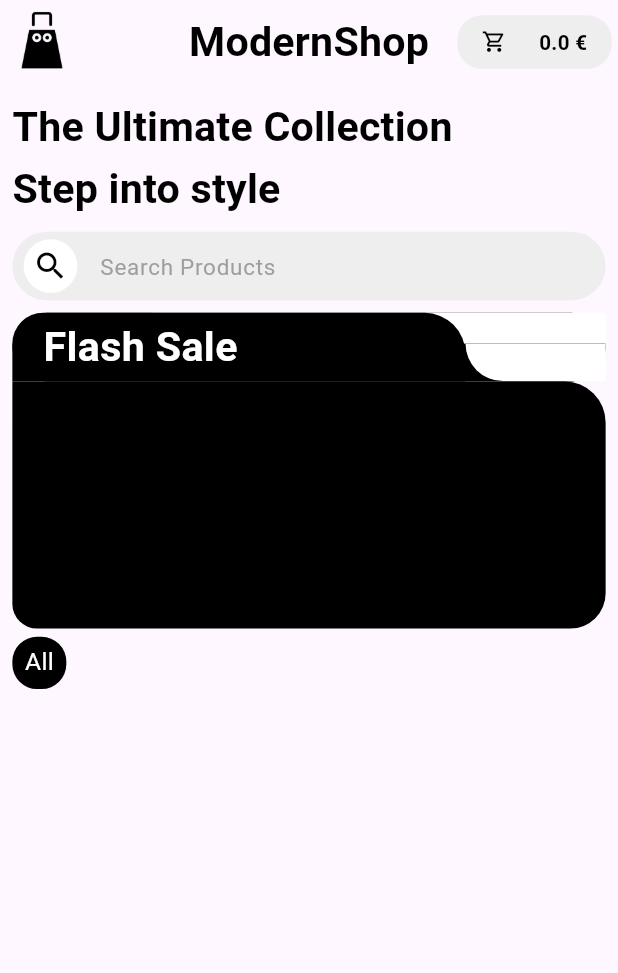
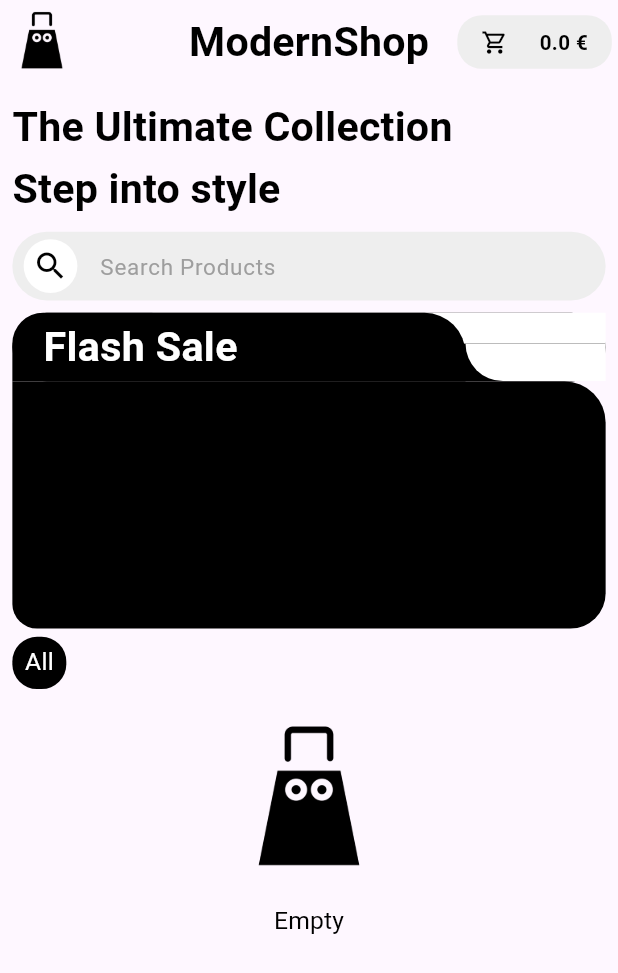
Before and after one commit to daismond/modernshop, a Flutter app: the HomePage screen opened directly with empty values, on a phone screen of 412 x 824 dp. Shown: the top 973 px of the screen. Run offline on Flutter 3.47's test engine with Material 3 defaults, Android fonts, the phone set to English and light mode, and no system bars; our stand-ins replace cached_network_image, flutter_carousel_widget, flutter_svg, shared_preferences; accounts and stored records are empty; network calls fail; key blocks and very long unbroken strings in the code were emptied for the run.

Commit message:
modernshop end

```diff
--- a/lib/pages/DetailProductPage.dart
+++ b/lib/pages/DetailProductPage.dart
@@ -233,7 +233,7 @@ class _DetailProductPageState extends State<DetailProductPage> {
                         mainAxisAlignment: MainAxisAlignment.spaceAround,
                         children: [
                           Text(
-                            "Ajouter au panier",
+                            "Add to Cart",
                             style: TextStyle(
                                 color: Colors.white,
                                 fontWeight: FontWeight.bold,
--- a/lib/pages/HomePage.dart
+++ b/lib/pages/HomePage.dart
@@ -54,7 +54,7 @@ class _HomePageState extends State<HomePage> {
                   children: [
                     Icon(
                       Icons.shopping_cart_outlined,
-                      size: largeur / 25,
+                      size: largeur / 23,
                       color: Theme.of(context).primaryColor,
                     ),
                     Text(
@@ -471,13 +471,22 @@ class _HomePageState extends State<HomePage> {
                                   .toList(),
                             ]),
                       ),
-                model.getAllproduct
-                                .where((el) =>
-                                    el["category"] == categorieselectionnee)
+                (model.getAllproduct
+                                    .where((el) =>
+                                        el["category"] == categorieselectionnee)
+                                    .toList()
+                                    .length <
+                                1 &&
+                            categorieselectionnee != "all") ||
+                        model.getAllproduct
+                                .where((prod) => prod["title"]
+                                    .toString()
+                                    .toLowerCase()
+                                    .contains(
+                                        searchcontroler.text.toLowerCase()))
                                 .toList()
                                 .length <
-                            1 &&
-                        categorieselectionnee != "all"
+                            1
                     ? Center(
                         child: Column(
                         children: [
@@ -500,7 +509,11 @@ class _HomePageState extends State<HomePage> {
                           crossAxisCount: 2,
                           children: (searchcontroler.text != ""
                                   ? model.getAllproduct.where((prod) =>
-                                      prod["title"] == searchcontroler.text)
+                                      prod["title"]
+                                          .toString()
+                                          .toLowerCase()
+                                          .contains(searchcontroler.text
+                                              .toLowerCase()))
                                   : (categorieselectionnee == "all"
                                       ? model.getAllproduct
                                       : model.getAllproduct.where((el) =>
```
